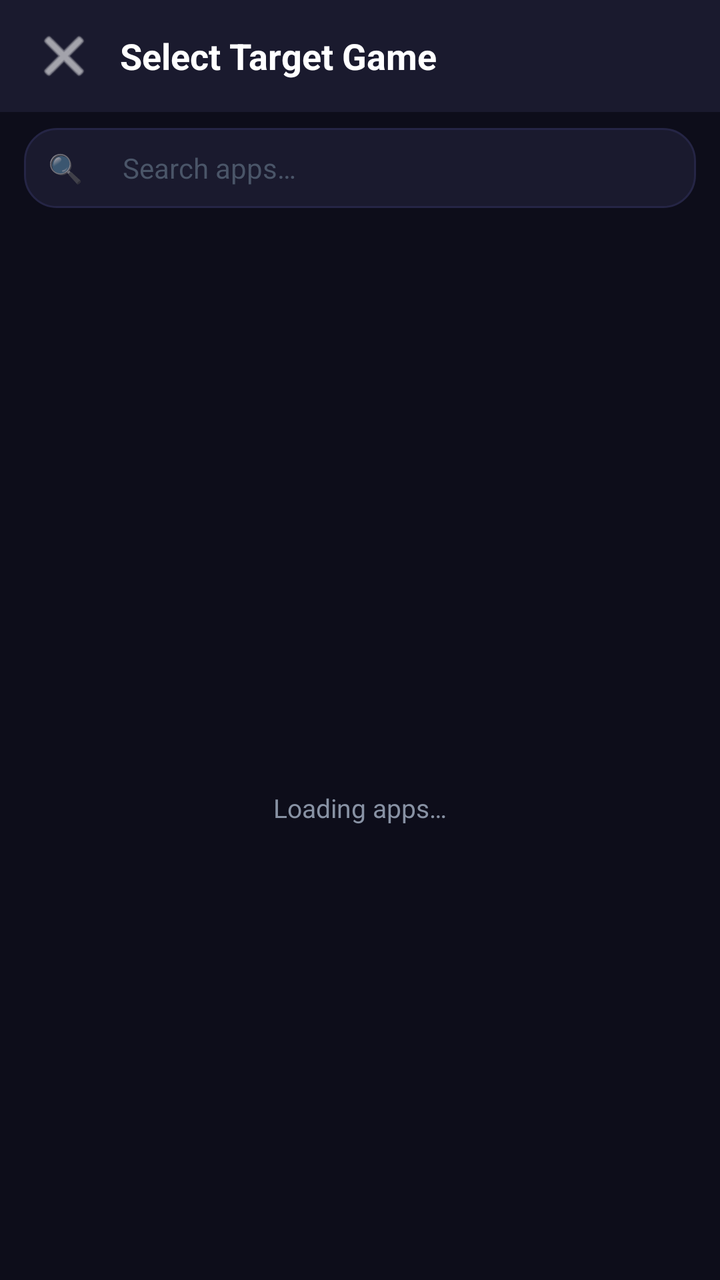
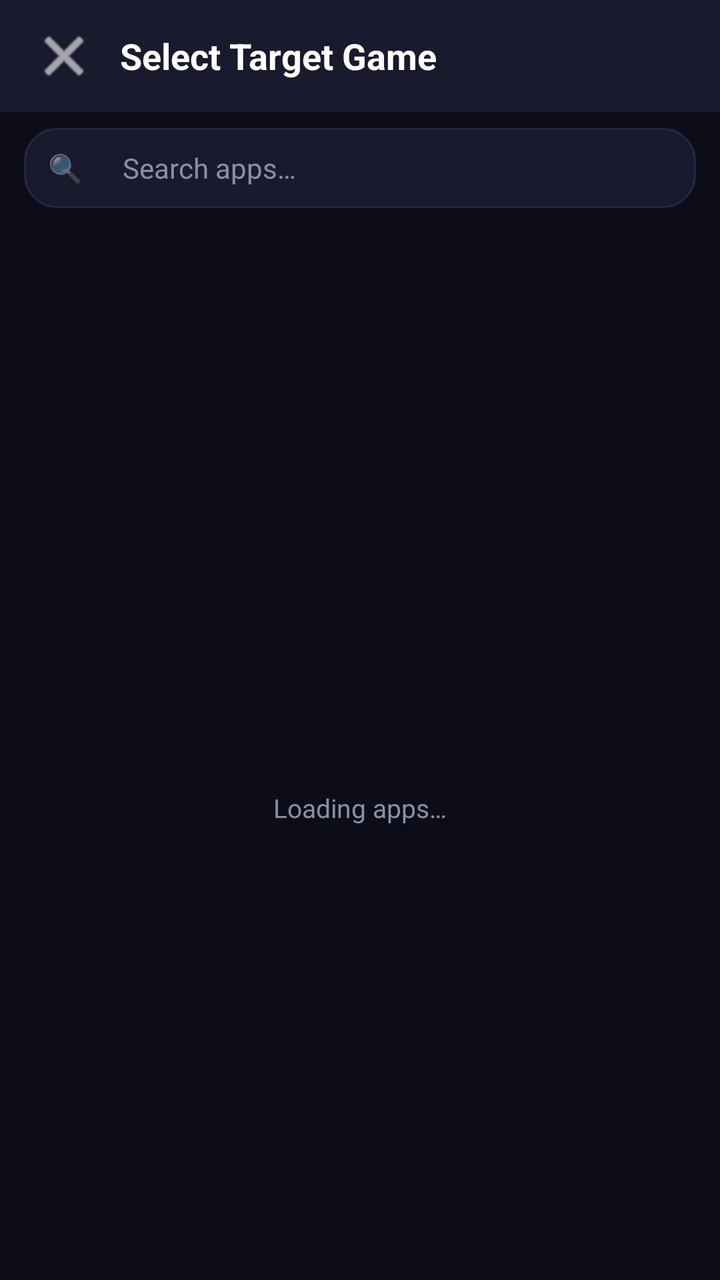

The first picture is an Android layout as it rendered before a commit; the second is the same layout after the commit. The layout source and the unified diff follow.
<!-- AndroidManifest.xml: application theme Theme.NetSpoof -->
<!-- res/layout/activity_app_select.xml -->
<?xml version="1.0" encoding="utf-8"?>
<LinearLayout xmlns:android="http://schemas.android.com/apk/res/android"
    android:layout_width="match_parent"
    android:layout_height="match_parent"
    android:orientation="vertical"
    android:background="@color/bg_dark">

    
    <LinearLayout
        android:layout_width="match_parent"
        android:layout_height="56dp"
        android:orientation="horizontal"
        android:gravity="center_vertical"
        android:background="@color/bg_card"
        android:paddingStart="8dp"
        android:paddingEnd="16dp">

        <ImageButton
            android:id="@+id/btn_back"
            android:layout_width="48dp"
            android:layout_height="48dp"
            android:src="@android:drawable/ic_menu_close_clear_cancel"
            android:background="?attr/selectableItemBackgroundBorderless"
            android:contentDescription="Back"
            android:tint="@color/text_primary"/>

        <TextView
            android:layout_width="0dp"
            android:layout_height="wrap_content"
            android:layout_weight="1"
            android:text="Select Target Game"
            android:textColor="@color/text_primary"
            android:textSize="18sp"
            android:textStyle="bold"
            android:layout_marginStart="4dp"/>

        <TextView
            android:id="@+id/tv_app_count"
            android:layout_width="wrap_content"
            android:layout_height="wrap_content"
            android:textColor="@color/text_secondary"
            android:textSize="12sp"/>
    </LinearLayout>

    
    <LinearLayout
        android:layout_width="match_parent"
        android:layout_height="52dp"
        android:orientation="horizontal"
        android:gravity="center_vertical"
        android:background="@color/bg_dark"
        android:paddingStart="12dp"
        android:paddingEnd="12dp"
        android:paddingTop="8dp"
        android:paddingBottom="4dp">

        <LinearLayout
            android:layout_width="match_parent"
            android:layout_height="40dp"
            android:orientation="horizontal"
            android:gravity="center_vertical"
            android:background="@drawable/bg_card"
            android:paddingStart="12dp"
            android:paddingEnd="8dp">

            <TextView
                android:layout_width="wrap_content"
                android:layout_height="wrap_content"
                android:text="🔍"
                android:textSize="14sp"
                android:layout_marginEnd="8dp"/>

            <EditText
                android:id="@+id/et_search"
                android:layout_width="match_parent"
                android:layout_height="match_parent"
                android:hint="Search apps…"
                android:hintTextColor="@color/text_secondary"
                android:textColor="@color/text_primary"
                android:textSize="14sp"
                android:background="@null"
                android:singleLine="true"
                android:inputType="text"
                android:imeOptions="actionSearch"/>
        </LinearLayout>
    </LinearLayout>

    
    <FrameLayout
        android:id="@+id/fl_loading"
        android:layout_width="match_parent"
        android:layout_height="0dp"
        android:layout_weight="1"
        android:gravity="center"
        android:visibility="visible">

        <LinearLayout
            android:layout_width="wrap_content"
            android:layout_height="wrap_content"
            android:layout_gravity="center"
            android:orientation="vertical"
            android:gravity="center">

            <ProgressBar
                android:layout_width="48dp"
                android:layout_height="48dp"
                android:indeterminateTint="@color/accent_purple"/>

            <TextView
                android:layout_width="wrap_content"
                android:layout_height="wrap_content"
                android:text="Loading apps…"
                android:textColor="@color/text_secondary"
                android:textSize="13sp"
                android:layout_marginTop="12dp"/>
        </LinearLayout>
    </FrameLayout>

    
    <androidx.recyclerview.widget.RecyclerView
        android:id="@+id/rv_apps"
        android:layout_width="match_parent"
        android:layout_height="0dp"
        android:layout_weight="1"
        android:visibility="gone"
        android:clipToPadding="false"
        android:paddingTop="4dp"
        android:paddingBottom="16dp"/>

    
    <LinearLayout
        android:id="@+id/ll_empty"
        android:layout_width="match_parent"
        android:layout_height="0dp"
        android:layout_weight="1"
        android:orientation="vertical"
        android:gravity="center"
        android:visibility="gone">

        <TextView
            android:layout_width="wrap_content"
            android:layout_height="wrap_content"
            android:text="🎮"
            android:textSize="48sp"/>

        <TextView
            android:layout_width="wrap_content"
            android:layout_height="wrap_content"
            android:text="No apps found"
            android:textColor="@color/text_secondary"
            android:textSize="16sp"
            android:layout_marginTop="12dp"/>
    </LinearLayout>

</LinearLayout>
<!-- resources referenced by this layout -->
<resources>
  <color name="accent_purple">#7B61FF</color>
  <color name="bg_card">#1A1A2E</color>
  <color name="bg_dark">#0D0D1A</color>
  <color name="text_primary">#FFFFFF</color>
  <color name="text_secondary">#8892A4</color>
  <!-- drawable bg_card (drawable) -->
  <?xml version="1.0" encoding="utf-8"?>
  <shape xmlns:android="http://schemas.android.com/apk/res/android">
      <solid android:color="#1A1A2E"/>
      <corners android:radius="16dp"/>
      <stroke android:width="1dp" android:color="#252545"/>
  </shape>
  <style name="Theme.NetSpoof" parent="Theme.MaterialComponents.DayNight.NoActionBar">
          <item name="colorPrimary">@color/accent_purple</item>
          <item name="colorPrimaryVariant">@color/bg_card</item>
          <item name="colorOnPrimary">@color/text_primary</item>
          <item name="colorSecondary">@color/accent_cyan</item>
          <item name="android:windowBackground">@color/bg_dark</item>
          <item name="android:statusBarColor">@color/bg_dark</item>
          <item name="android:navigationBarColor">@color/bg_dark</item>
          <item name="android:textColorPrimary">@color/text_primary</item>
          <item name="android:textColorSecondary">@color/text_secondary</item>
          <item name="editTextStyle">@style/InputStyle</item>
      </style>
  <color name="accent_cyan">#00E5FF</color>
  <style name="InputStyle" parent="Widget.AppCompat.EditText">
          <item name="android:textColor">@color/text_primary</item>
          <item name="android:textColorHint">@color/text_hint</item>
          <item name="android:background">@drawable/bg_input</item>
          <item name="android:paddingStart">12dp</item>
          <item name="android:paddingEnd">12dp</item>
          <item name="android:paddingTop">10dp</item>
          <item name="android:paddingBottom">10dp</item>
      </style>
  <color name="text_hint">#4A5568</color>
  <!-- drawable bg_input (drawable) -->
  <?xml version="1.0" encoding="utf-8"?>
  <shape xmlns:android="http://schemas.android.com/apk/res/android">
      <solid android:color="#252540"/>
      <corners android:radius="8dp"/>
      <stroke android:width="1dp" android:color="#2E2E50"/>
  </shape>
</resources>

<!-- the commit's change to res/layout/activity_app_select.xml (unified diff, before → after) -->
@@ -75,7 +75,7 @@
                 android:layout_width="match_parent"
                 android:layout_height="match_parent"
                 android:hint="Search apps…"
-                android:hintTextColor="@color/text_secondary"
+                android:textColorHint="@color/text_secondary"
                 android:textColor="@color/text_primary"
                 android:textSize="14sp"
                 android:background="@null"
